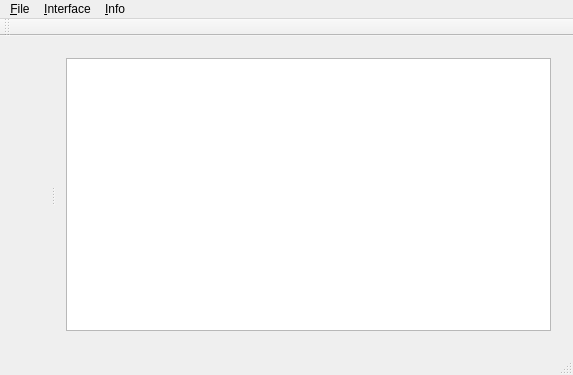
The window that SimplePad/SimplePad.ui (PracticalTasks/SimplePad) describes before a commit, drawn with Qt 5.
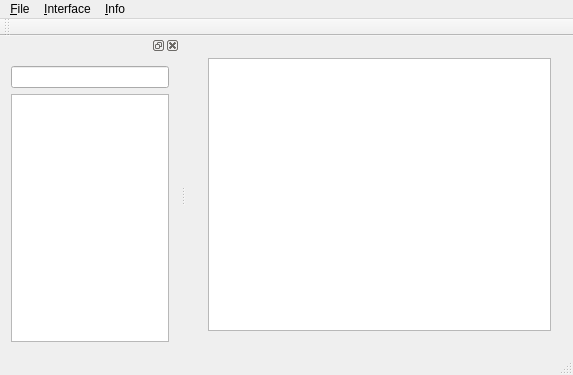
The same window after the commit. Icons and pictures are not drawn.

```diff
--- a/SimplePad/SimplePad.ui
+++ b/SimplePad/SimplePad.ui
@@ -38,13 +38,6 @@
       <property name="orientation">
        <enum>Qt::Horizontal</enum>
       </property>
-      <widget class="QWidget" name="gridLayoutWidget">
-       <layout class="QGridLayout" name="gridLayout">
-        <property name="spacing">
-         <number>0</number>
-        </property>
-       </layout>
-      </widget>
       <widget class="QWidget" name="gridLayoutWidget_2">
        <layout class="QGridLayout" name="gridLayout_2">
         <item row="0" column="0">
@@ -114,6 +107,43 @@
    </attribute>
   </widget>
   <widget class="QStatusBar" name="statusBar"/>
+  <widget class="QDockWidget" name="dockWidget">
+   <property name="minimumSize">
+    <size>
+     <width>180</width>
+     <height>169</height>
+    </size>
+   </property>
+   <attribute name="dockWidgetArea">
+    <number>1</number>
+   </attribute>
+   <widget class="QWidget" name="dockWidgetContents">
+    <property name="sizePolicy">
+     <sizepolicy hsizetype="Ignored" vsizetype="Expanding">
+      <horstretch>0</horstretch>
+      <verstretch>0</verstretch>
+     </sizepolicy>
+    </property>
+    <layout class="QVBoxLayout" name="verticalLayout_2">
+     <item>
+      <widget class="QLineEdit" name="lineEdit"/>
+     </item>
+     <item>
+      <layout class="QVBoxLayout" name="verticalLayout">
+       <property name="spacing">
+        <number>6</number>
+       </property>
+       <property name="sizeConstraint">
+        <enum>QLayout::SetDefaultConstraint</enum>
+       </property>
+       <item>
+        <widget class="QTreeView" name="treeView"/>
+       </item>
+      </layout>
+     </item>
+    </layout>
+   </widget>
+  </widget>
   <action name="action_Open_File">
    <property name="icon">
     <iconset resource="SimplePad.qrc">
```
